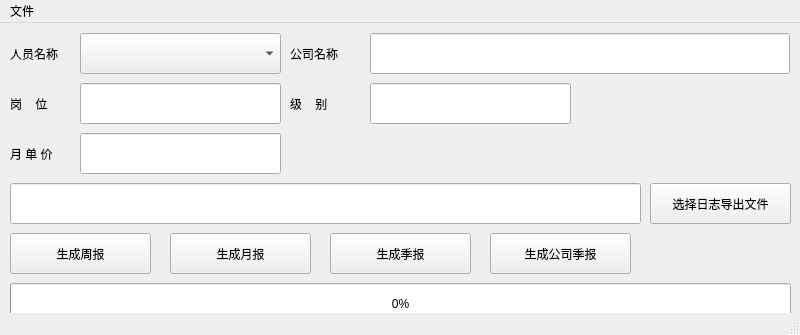
Old version of the form mainFaceWithRcc.ui in the repository camelot2013/logbuild.
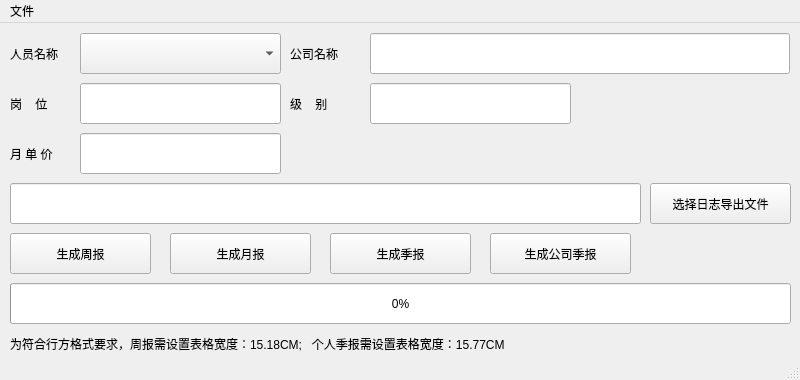
New version of the form. Icons and pictures are not drawn.

Commit message: 1、界面增加提示信息 2、logbuild2:针对Win7系统的pyside2版本

The edit to the form file:
```diff
--- a/mainFaceWithRcc.ui
+++ b/mainFaceWithRcc.ui
@@ -7,7 +7,7 @@
     <x>0</x>
     <y>0</y>
     <width>800</width>
-    <height>335</height>
+    <height>380</height>
    </rect>
   </property>
   <property name="windowTitle">
@@ -236,6 +236,19 @@
      <number>0</number>
     </property>
    </widget>
+   <widget class="QLabel" name="label_6">
+    <property name="geometry">
+     <rect>
+      <x>10</x>
+      <y>310</y>
+      <width>621</width>
+      <height>21</height>
+     </rect>
+    </property>
+    <property name="text">
+     <string>为符合行方格式要求，周报需设置表格宽度：15.18CM;   个人季报需设置表格宽度：15.77CM</string>
+    </property>
+   </widget>
   </widget>
   <widget class="QStatusBar" name="statusbar"/>
   <widget class="QMenuBar" name="menuBar">
```
The commit also changes 4 other files.
